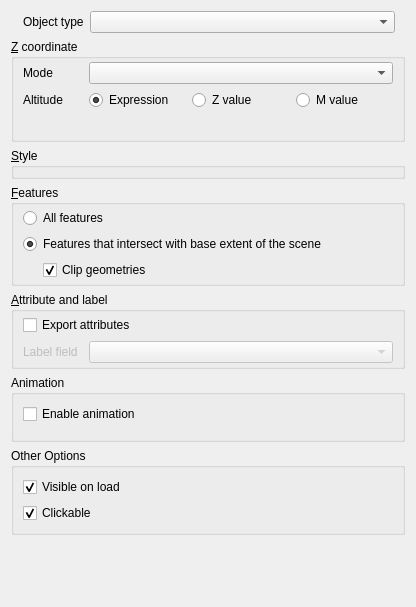
Old version of the form ui/vectorproperties.ui in the repository minorua/Qgis2threejs.
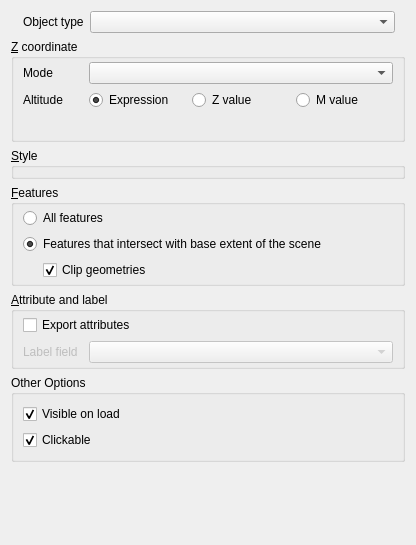
New version of the form. Custom widgets are drawn as their Qt base class.

Commit message: remove animation group from layer properties dialog

What changed in the file:
```diff
--- a/ui/vectorproperties.ui
+++ b/ui/vectorproperties.ui
@@ -7,7 +7,7 @@
     <x>0</x>
     <y>0</y>
     <width>416</width>
-    <height>607</height>
+    <height>545</height>
    </rect>
   </property>
   <property name="windowTitle">
@@ -296,25 +296,6 @@
      </layout>
     </widget>
    </item>
-   <item>
-    <widget class="QGroupBox" name="groupBox_Animation">
-     <property name="title">
-      <string>Animation</string>
-     </property>
-     <layout class="QVBoxLayout" name="verticalLayout_5">
-      <item>
-       <widget class="QCheckBox" name="checkBox_Animation">
-        <property name="text">
-         <string>Enable animation</string>
-        </property>
-       </widget>
-      </item>
-      <item>
-       <widget class="AnimationPanel" name="animationPanel" native="true"/>
-      </item>
-     </layout>
-    </widget>
-   </item>
    <item>
     <widget class="QGroupBox" name="groupBox_Others">
      <property name="title">
@@ -360,12 +341,6 @@
   </layout>
  </widget>
  <customwidgets>
-  <customwidget>
-   <class>AnimationPanel</class>
-   <extends>QWidget</extends>
-   <header>Qgis2threejs.keyframes</header>
-   <container>1</container>
-  </customwidget>
   <customwidget>
    <class>QgsFieldExpressionWidget</class>
    <extends>QWidget</extends>
```
Left out of the diff: 17 changed lines with no effect on the pictures. The commit also changes 8 other files.
